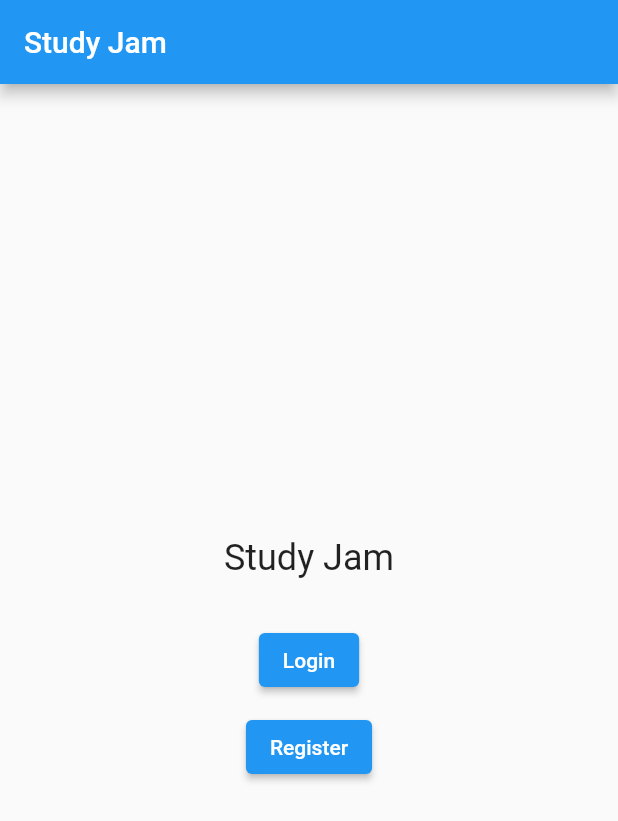
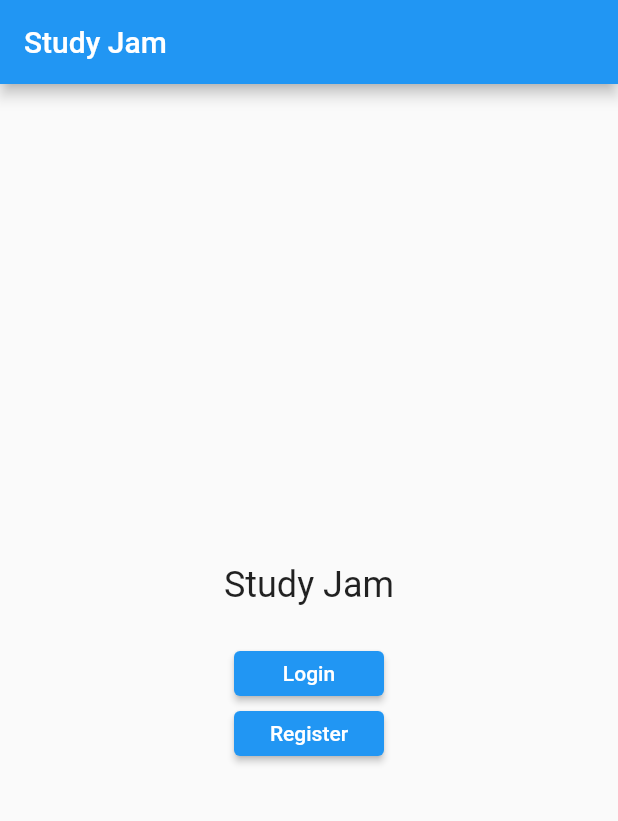
Before and after one commit to Eddz7/Study-Jam, a Flutter app: the screen it shows after launch, on a phone screen of 412 x 824 dp. Shown: the top 821 px of the screen. Run offline on Flutter 3.47's test engine with Material 2 defaults, Android fonts, the phone set to English and light mode, and no system bars; our stand-ins replace cloud_firestore, firebase_auth, firebase_core, shared_preferences; accounts and stored records are empty.

Commit message:
finishing touches

```diff
--- a/flutter_application_1/lib/main.dart
+++ b/flutter_application_1/lib/main.dart
@@ -39,29 +39,36 @@ class StudyJamHomePage extends StatelessWidget {
     return Scaffold(
       appBar: AppBar(
         title: Text('Study Jam'),
-        automaticallyImplyLeading: false, // Add this line to remove the back button
       ),
       body: Center(
         child: Column(
           mainAxisAlignment: MainAxisAlignment.center,
           children: [
-            const Text(
+            Text(
               'Study Jam',
               style: TextStyle(fontSize: 24),
             ),
-            const SizedBox(height: 30),
-            ElevatedButton(
+            SizedBox(height: 30),
+            SizedBox(
+              width: 100,
+              height: 30,
+              child: ElevatedButton(
                 onPressed: () {
                   Navigator.pushNamed(context, '/login');
                 },
-              child: const Text('Login'),
+                child: Text('Login'),
               ),
-            const SizedBox(height: 10),
-            ElevatedButton(
+            ),
+            SizedBox(height: 10),
+            SizedBox(
+              width: 100,
+              height: 30,
+              child: ElevatedButton(
                 onPressed: () {
                   Navigator.pushNamed(context, '/register');
                 },
-              child: const Text('Register'),
+                child: Text('Register'),
+              ),
             ),
           ],
         ),
```
Lines whose indentation alone changed are shown as unchanged.
